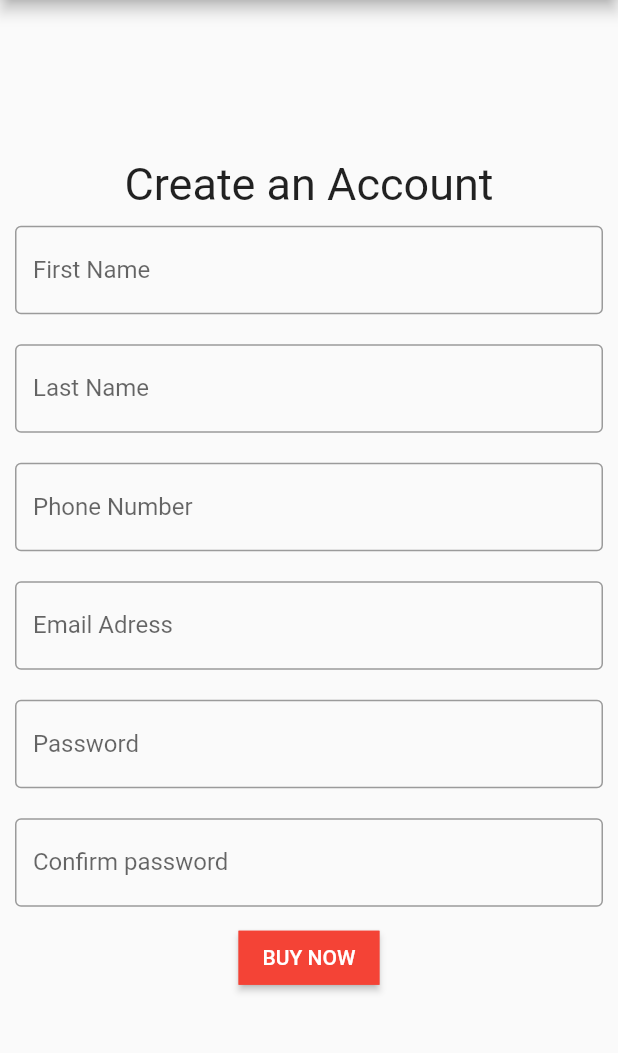
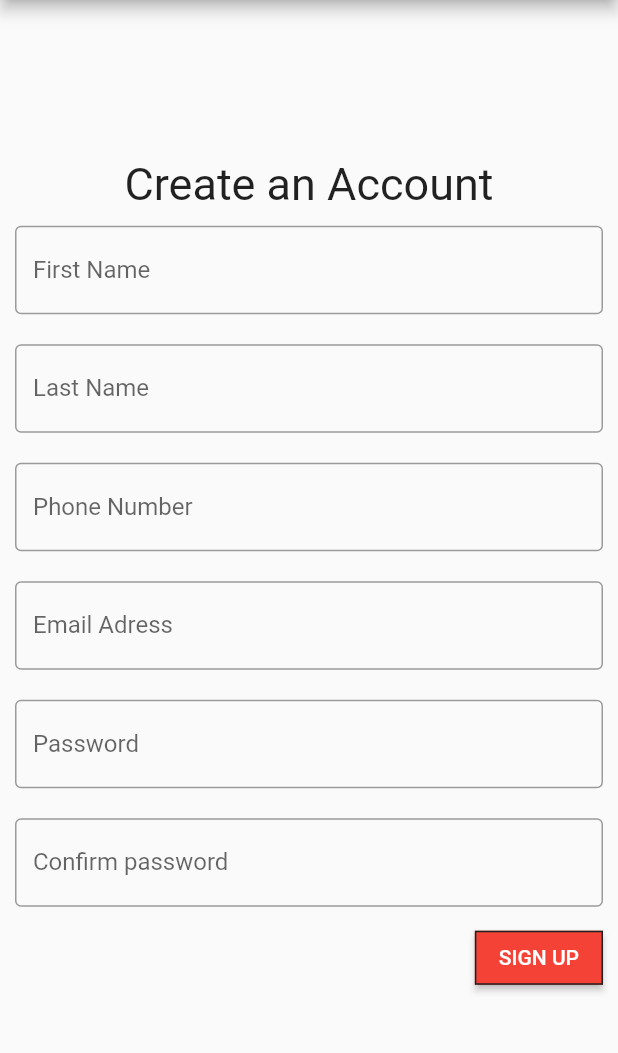
Before and after one commit to Jean-Lionel/mama_naffu, a Flutter app: the screen it shows after launch, on a phone screen of 412 x 824 dp, the part 84-1137 px from its top. Run offline on Flutter 3.47's test engine with Material 2 defaults, Android fonts, the phone set to English and light mode, and no system bars.

Commit message:
add button

```diff
--- a/lib/component/buttonComponent.dart
+++ b/lib/component/buttonComponent.dart
@@ -2,9 +2,17 @@ import 'package:flutter/material.dart';
 
 class ButtonComponent extends StatelessWidget {
   const ButtonComponent({super.key});
-
   @override
   Widget build(BuildContext context) {
-    return const Placeholder();
+    return ElevatedButton(
+        child: Text("Sign up".toUpperCase(), style: TextStyle(fontSize: 14)),
+        style: ButtonStyle(
+            foregroundColor: MaterialStateProperty.all<Color>(Colors.white),
+            backgroundColor: MaterialStateProperty.all<Color>(Colors.red),
+            shape: MaterialStateProperty.all<RoundedRectangleBorder>(
+                const RoundedRectangleBorder(
+                    borderRadius: BorderRadius.zero,
+                    side: BorderSide(color: Color.fromARGB(255, 31, 31, 31))))),
+        onPressed: () => null);
   }
 }
--- a/lib/component/register_user.dart
+++ b/lib/component/register_user.dart
@@ -1,6 +1,7 @@
 import 'package:flutter/material.dart';
+import './FieldInput.dart';
+import './buttonComponent.dart';
 
-import './FieldInput.dart';
 
 class CreateAccount extends StatefulWidget {
   const CreateAccount({super.key});
@@ -27,20 +28,12 @@ class _CreateAccountState extends State<CreateAccount> {
           FieldInput("Email Adress", "eg : nijeanlionel@gmail.com"),
           FieldInput("Password", "eg : *******"),
           FieldInput("Confirm password", "eg : *******"),
-          ElevatedButton(
-              child:
-                  Text("Buy now".toUpperCase(), style: TextStyle(fontSize: 14)),
-              style: ButtonStyle(
-                  foregroundColor:
-                      MaterialStateProperty.all<Color>(Colors.white),
-                  backgroundColor: MaterialStateProperty.all<Color>(Colors.red),
-                  shape: MaterialStateProperty.all<RoundedRectangleBorder>(
-                      RoundedRectangleBorder(
-                          borderRadius: BorderRadius.zero,
-                          side: BorderSide(color: Colors.red)))),
-              onPressed: () => null)
-
-
+          Row(
+            mainAxisAlignment: MainAxisAlignment.end,
+            children: [
+              const ButtonComponent(),
+            ],
+          )
         ],
       ),
     );
```
